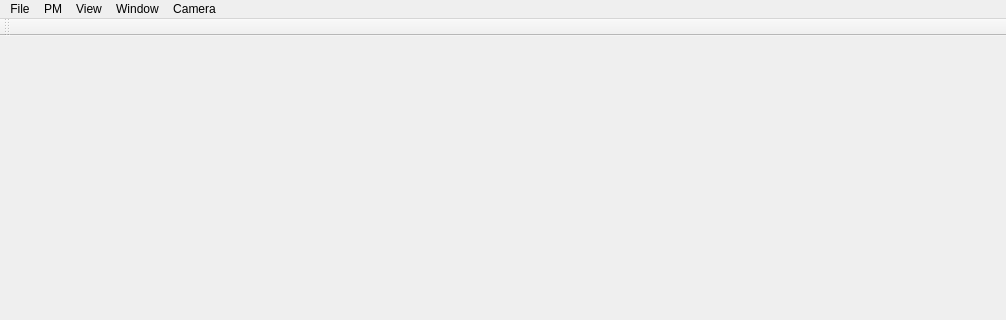
The window that ZoningPlanner/MainWindow.ui (gnishida/ZoningPlanner) describes before a commit, drawn with Qt 5; both pictures show x 0 to 1006 and y 0 to 320 of the 1006 by 800 pixel window.
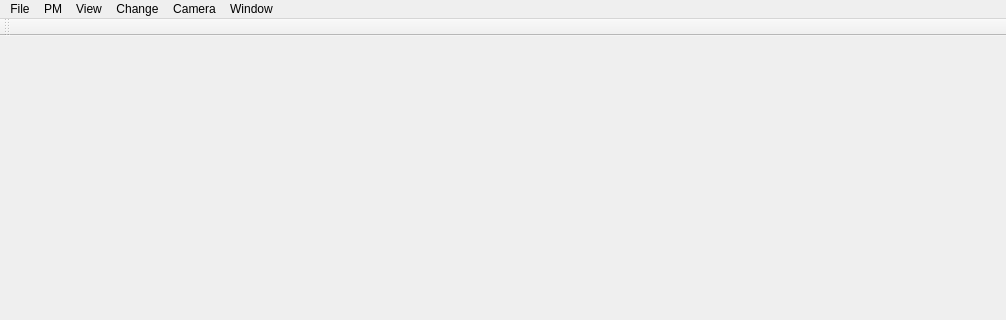
The same window after the commit. Icons and pictures are not drawn.

```diff
--- a/ZoningPlanner/MainWindow.ui
+++ b/ZoningPlanner/MainWindow.ui
@@ -85,11 +85,18 @@
     </property>
     <addaction name="actionViewZoning"/>
    </widget>
+   <widget class="QMenu" name="menuChange">
+    <property name="title">
+     <string>Change</string>
+    </property>
+    <addaction name="actionChangePropose"/>
+   </widget>
    <addaction name="menuFile"/>
    <addaction name="menuPM"/>
    <addaction name="menuView"/>
-   <addaction name="menuWindow"/>
+   <addaction name="menuChange"/>
    <addaction name="menuCamera"/>
+   <addaction name="menuWindow"/>
   </widget>
   <widget class="QToolBar" name="fileToolBar">
    <attribute name="toolBarArea">
```
Left out of the diff: 5 changed lines with no effect on the pictures.
